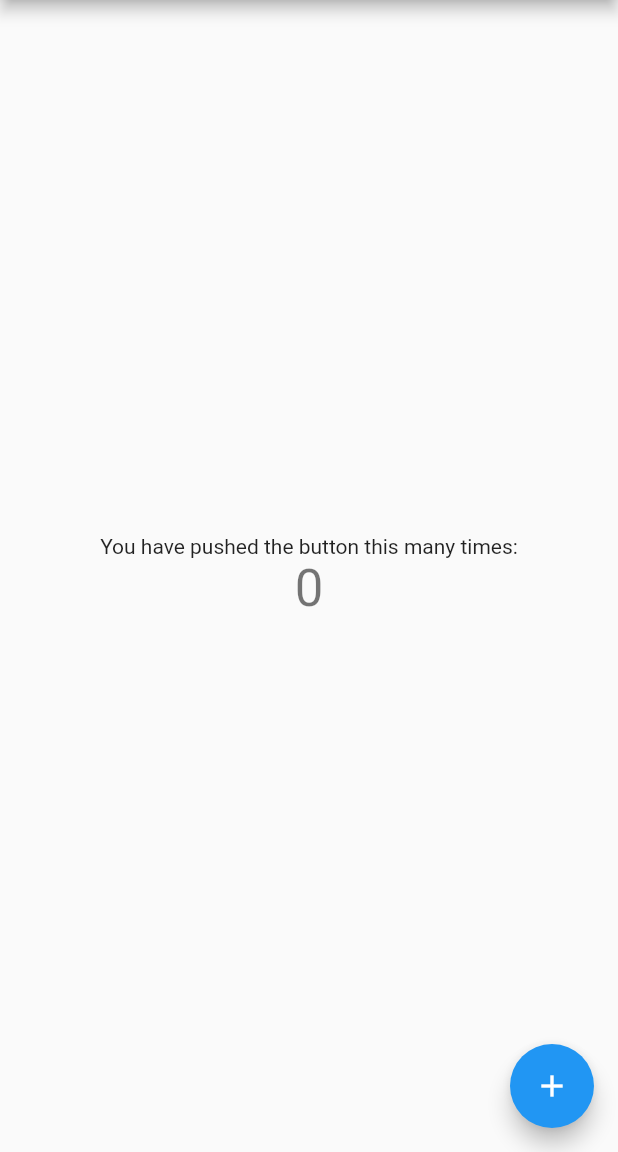
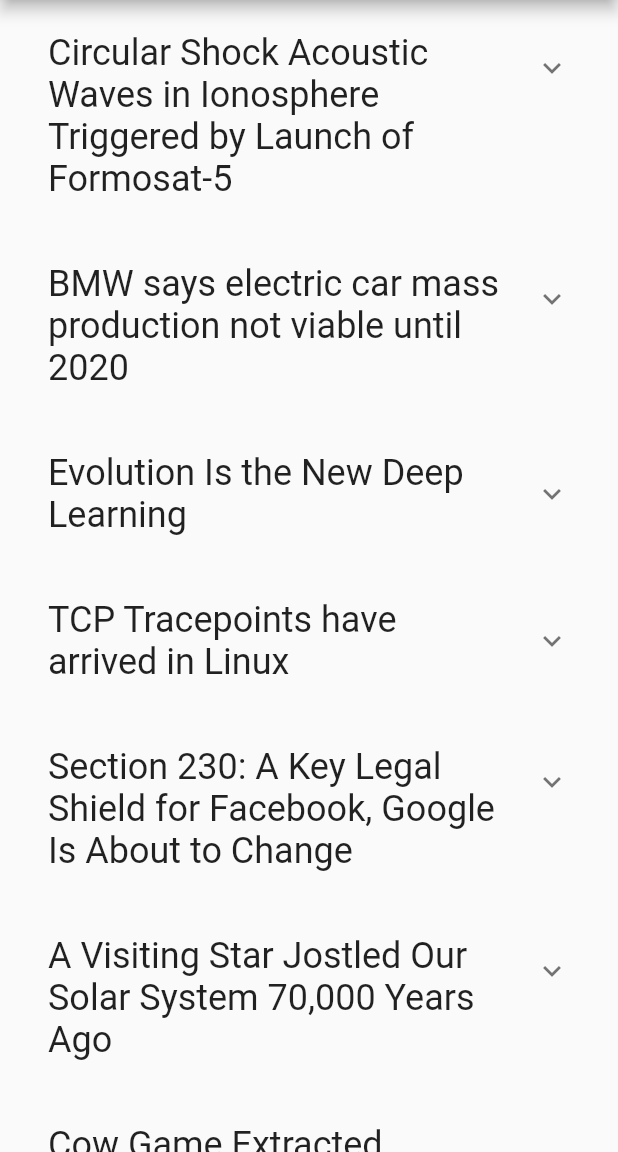
Before and after one commit to anhphamduy/flutter-news, a Flutter app: the screen it shows after launch, on a phone screen of 412 x 824 dp, the part 84-1236 px from its top. Run offline on Flutter 3.47's test engine with Material 2 defaults, Android fonts, the phone set to English and light mode, and no system bars.

```diff
--- a/lib/main.dart
+++ b/lib/main.dart
@@ -1,23 +1,15 @@
 import 'package:flutter/material.dart';
+import 'src/article.dart';
+import 'package:url_launcher/url_launcher.dart';
 
 void main() => runApp(MyApp());
 
 class MyApp extends StatelessWidget {
-  // This widget is the root of your application.
   @override
   Widget build(BuildContext context) {
     return MaterialApp(
       title: 'Flutter Demo',
       theme: ThemeData(
-        // This is the theme of your application.
-        //
-        // Try running your application with "flutter run". You'll see the
-        // application has a blue toolbar. Then, without quitting the app, try
-        // changing the primarySwatch below to Colors.green and then invoke
-        // "hot reload" (press "r" in the console where you ran "flutter run",
-        // or simply save your changes to "hot reload" in a Flutter IDE).
-        // Notice that the counter didn't reset back to zero; the application
-        // is not restarted.
         primarySwatch: Colors.blue,
       ),
       home: MyHomePage(title: 'Flutter Demo Home Page'),
@@ -28,15 +20,6 @@ class MyApp extends StatelessWidget {
 class MyHomePage extends StatefulWidget {
   MyHomePage({Key key, this.title}) : super(key: key);
 
-  // This widget is the home page of your application. It is stateful, meaning
-  // that it has a State object (defined below) that contains fields that affect
-  // how it looks.
-
-  // This class is the configuration for the state. It holds the values (in this
-  // case the title) provided by the parent (in this case the App widget) and
-  // used by the build method of the State. Fields in a Widget subclass are
-  // always marked "final".
-
   final String title;
 
   @override
@@ -44,68 +27,51 @@ class MyHomePage extends StatefulWidget {
 }
 
 class _MyHomePageState extends State<MyHomePage> {
-  int _counter = 0;
-
-  void _incrementCounter() {
-    setState(() {
-      // This call to setState tells the Flutter framework that something has
-      // changed in this State, which causes it to rerun the build method below
-      // so that the display can reflect the updated values. If we changed
-      // _counter without calling setState(), then the build method would not be
-      // called again, and so nothing would appear to happen.
-      _counter++;
-    });
-  }
+  List<Article> _articles = articles;
 
   @override
   Widget build(BuildContext context) {
-    // This method is rerun every time setState is called, for instance as done
-    // by the _incrementCounter method above.
-    //
-    // The Flutter framework has been optimized to make rerunning build methods
-    // fast, so that you can just rebuild anything that needs updating rather
-    // than having to individually change instances of widgets.
     return Scaffold(
       appBar: AppBar(
-        // Here we take the value from the MyHomePage object that was created by
-        // the App.build method, and use it to set our appbar title.
         title: Text(widget.title),
       ),
-      body: Center(
-        // Center is a layout widget. It takes a single child and positions it
-        // in the middle of the parent.
-        child: Column(
-          // Column is also a layout widget. It takes a list of children and
-          // arranges them vertically. By default, it sizes itself to fit its
-          // children horizontally, and tries to be as tall as its parent.
-          //
-          // Invoke "debug painting" (press "p" in the console, choose the
-          // "Toggle Debug Paint" action from the Flutter Inspector in Android
-          // Studio, or the "Toggle Debug Paint" command in Visual Studio Code)
-          // to see the wireframe for each widget.
-          //
-          // Column has various properties to control how it sizes itself and
-          // how it positions its children. Here we use mainAxisAlignment to
-          // center the children vertically; the main axis here is the vertical
-          // axis because Columns are vertical (the cross axis would be
-          // horizontal).
-          mainAxisAlignment: MainAxisAlignment.center,
-          children: <Widget>[
-            Text(
-              'You have pushed the button this many times:',
-            ),
-            Text(
-              '$_counter',
-              style: Theme.of(context).textTheme.display1,
-            ),
-          ],
+      body: RefreshIndicator(
+        onRefresh: () async {
+          await new Future.delayed(const Duration(seconds: 1));
+          setState(() {
+            _articles.removeAt(0);
+          });
+          return;
+        },
+        child: ListView(
+          children: _articles.map(_buildItem).toList(),
         ),
       ),
-      floatingActionButton: FloatingActionButton(
-        onPressed: _incrementCounter,
-        tooltip: 'Increment',
-        child: Icon(Icons.add),
-      ), // This trailing comma makes auto-formatting nicer for build methods.
+    );
+  }
+
+  Widget _buildItem(Article article) {
+    return Padding(
+      padding: const EdgeInsets.all(16.0),
+      child: ExpansionTile(
+        title: new Text(article.text, style: TextStyle(fontSize: 24.0)),
+        children: <Widget>[
+          Row(
+            mainAxisAlignment: MainAxisAlignment.spaceBetween,
+            children: <Widget>[
+              Text("${article.commentsCount} comments"),
+              IconButton(
+                  icon: new Icon(Icons.launch),
+                  onPressed: () async {
+                    final fakeUrl = 'https://${article.domain}';
+                    if (await canLaunch(fakeUrl)) {
+                      launch(fakeUrl);
+                    }
+                  })
+            ],
+          )
+        ],
+      ),
     );
   }
 }
--- /dev/null
+++ b/lib/src/article.dart
@@ -0,0 +1,244 @@
+class Article {
+  final String text;
+  final String domain;
+  final String by;
+  final String age;
+  final int score;
+  final int commentsCount;
+
+  const Article(
+      {this.text,
+      this.domain,
+      this.by,
+      this.age,
+      this.score,
+      this.commentsCount});
+}
+
+final articles = [
+  new Article(
+    text:
+        "Circular Shock Acoustic Waves in Ionosphere Triggered by Launch of Formosat‐5",
+    domain: "wiley.com",
+    by: "zdw",
+    age: "3 hours",
+    score: 177,
+    commentsCount: 62,
+  ),
+  new Article(
+    text: "BMW says electric car mass production not viable until 2020",
+    domain: "reuters.com",
+    by: "Mononokay",
+    age: "2 hours",
+    score: 81,
+    commentsCount: 128,
+  ),
+  new Article(
+    text: "Evolution Is the New Deep Learning",
+    domain: "sentient.ai",
+    by: "jonbaer",
+    age: "4 hours",
+    score: 200,
+    commentsCount: 87,
+  ),
+  new Article(
+    text: "TCP Tracepoints have arrived in Linux",
+    domain: "brendangregg.com",
+    by: "brendangregg",
+    age: "1 hour",
+    score: 35,
+    commentsCount: 0,
+  ),
+  new Article(
+    text:
+        "Section 230: A Key Legal Shield for Facebook, Google Is About to Change",
+    domain: "npr.org",
+    by: "Mononokay",
+    age: "5 hours",
+    score: 156,
+    commentsCount: 66,
+  ),
+  new Article(
+    text: "A Visiting Star Jostled Our Solar System 70,000 Years Ago",
+    domain: "gizmodo.com",
+    by: "rbanffy",
+    age: "7 hours",
+    score: 175,
+    commentsCount: 60,
+  ),
+  new Article(
+    text: "Cow Game Extracted Facebook Data",
+    domain: "theatlantic.com",
+    by: "jameshart",
+    age: "1 hour",
+    score: 125,
+    commentsCount: 56,
+  ),
+  new Article(
+    text: "Ask HN: How do you find freelance work?",
+    domain: "",
+    by: "i_am_nobody",
+    age: "2 hours",
+    score: 82,
+    commentsCount: 43,
+  ),
+  new Article(
+    text:
+        "Hedge-fund managers that do the most research will post the best returns",
+    domain: "cnbc.com",
+    by: "anonu",
+    age: "6 hours",
+    score: 149,
+    commentsCount: 126,
+  ),
+  new Article(
+    text:
+        "Number systems of the world, sorted by complexity of counting (2006)",
+    domain: "airnet.ne.jp",
+    by: "ColinWright",
+    age: "8 hours",
+    score: 196,
+    commentsCount: 90,
+  ),
+  new Article(
+    text: "MIT’s new device can pull water from desert air",
+    domain: "techcrunch.com",
+    by: "evo_9",
+    age: "43 minutes",
+    score: 11,
+    commentsCount: 11,
+  ),
+  new Article(
+    text: "GitLab 10.6 released with CI/CD for GitHub",
+    domain: "gitlab.com",
+    by: "rbanffy",
+    age: "4 hours",
+    score: 177,
+    commentsCount: 62,
+  ),
+  new Article(
+    text: "Next-Gen Display: MicroLEDs",
+    domain: "ieee.org",
+    by: "rbanffy",
+    age: "5 hours",
+    score: 72,
+    commentsCount: 39,
+  ),
+  new Article(
+    text:
+        "Power 9 May Dent X86 Servers: Alibaba, Google, Tencent Test IBM Systems",
+    domain: "eetimes.com",
+    by: "bcaulfield",
+    age: "3 hours",
+    score: 52,
+    commentsCount: 50,
+  ),
+  new Article(
+    text:
+        "Show HN: Transfer files to mobile device by scanning a QR code from the terminal",
+    domain: "github.com",
+    by: "daw___",
+    age: "7 hours",
+    score: 143,
+    commentsCount: 35,
+  ),
+  new Article(
+    text: "Types of People Startups Should Hire, but Don’t",
+    domain: "trifinlabs.com",
+    by: "Shanerostad",
+    age: "1 hour",
+    score: 31,
+    commentsCount: 27,
+  ),
+  new Article(
+    text: "Steinhaus Longimeter",
+    domain: "fairfield.edu",
+    by: "ColinWright",
+    age: "8 hours",
+    score: 85,
+    commentsCount: 16,
+  ),
+  new Article(
+    text:
+        "Data on 1.2M Facebook users from 2005 (2011) [use archive.org url in thread]",
+    domain: "michaelzimmer.org",
+    by: "feelin_googley",
+    age: "1 hour",
+    score: 72,
+    commentsCount: 19,
+  ),
+  new Article(
+    text: "The Myth of Authenticity Is Killing Tex-Mex",
+    domain: "eater.com",
+    by: "samclemens",
+    age: "10 hours",
+    score: 121,
+    commentsCount: 128,
+  ),
+  new Article(
+    text: "Show HN: Asynchronous HTTP/2 client for Python 2.7",
+    domain: "github.com",
+    by: "vsmhn",
+    age: "8 hours",
+    score: 75,
+    commentsCount: 51,
+  ),
+  new Article(
+    text: "Fractions in the Farey Sequences and the Stern-Brocot Tree",
+    domain: "surrey.ac.uk",
+    by: "fanf2",
+    age: "6 hours",
+    score: 45,
+    commentsCount: 7,
+  ),
+  new Article(
+    text: "Understanding CPU port contention",
+    domain: "dendibakh.github.io",
+    by: "matt_d",
+    age: "10 hours",
+    score: 96,
+    commentsCount: 13,
+  ),
+  new Article(
+    text:
+        "Krita 4.0 – A painting app for cartoonists, illustrators, and concept artists",
+    domain: "krita.org",
+    by: "reddotX",
+    age: "9 hours",
+    score: 435,
+    commentsCount: 125,
+  ),
+  new Article(
+    text: "Cutting ‘Old Heads’ at IBM",
+    domain: "propublica.org",
+    by: "mwexler",
+    age: "7 hours",
+    score: 287,
+    commentsCount: 240,
+  ),
+  new Article(
+    text: "Where to Score: Classified Ads from Haight-Ashbury",
+    domain: "theparisreview.org",
+    by: "tintinnabula",
+    age: "7 hours",
+    score: 47,
+    commentsCount: 12,
+  ),
+  new Article(
+    text:
+        "TravisBuddy: Adds comments to failed pull requests, tells author what went wrong",
+    domain: "github.com",
+    by: "bluzi",
+    age: "8 hours",
+    score: 37,
+    commentsCount: 26,
+  ),
+  new Article(
+    text: "Using Technical Debt in Your Favor",
+    domain: "gitconnected.com",
+    by: "treyhuffine",
+    age: "7 hours",
+    score: 140,
+    commentsCount: 123,
+  )
+];
--- a/pubspec.yaml
+++ b/pubspec.yaml
@@ -19,6 +19,7 @@ environment:
 dependencies:
   flutter:
     sdk: flutter
+  url_launcher: any
 
   # The following adds the Cupertino Icons font to your application.
   # Use with the CupertinoIcons class for iOS style icons.
```
Also changed, not shown: pubspec.lock.
